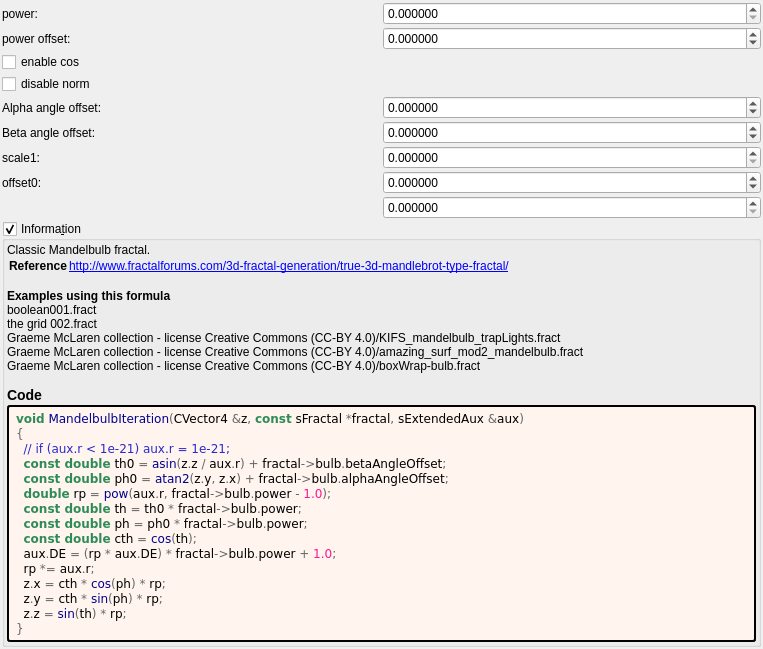
First picture: the form in mandelbulber2/formula/ui/mandelnest.ui, repository buddhi1980/mandelbulber2, before the edit.
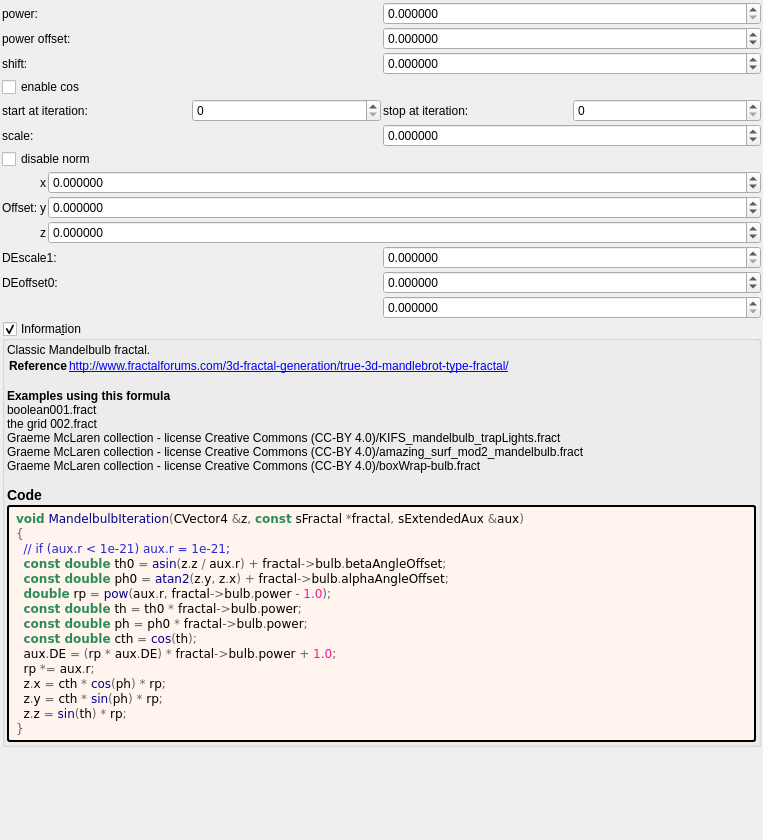
Second picture: the form after the edit. Custom widgets are drawn as their Qt base class.

The edit to the form file:
```diff
--- a/mandelbulber2/formula/ui/mandelnest.ui
+++ b/mandelbulber2/formula/ui/mandelnest.ui
@@ -7,7 +7,7 @@
     <x>0</x>
     <y>0</y>
     <width>763</width>
-    <height>590</height>
+    <height>840</height>
    </rect>
   </property>
   <property name="windowTitle">
@@ -34,62 +34,6 @@
      <property name="spacing">
       <number>2</number>
      </property>
-     <item row="4" column="1">
-      <widget class="MyDoubleSpinBox" name="spinboxd_alpha_angle_offset">
-       <property name="sizePolicy">
-        <sizepolicy hsizetype="Minimum" vsizetype="Maximum">
-         <horstretch>0</horstretch>
-         <verstretch>0</verstretch>
-        </sizepolicy>
-       </property>
-       <property name="prefix">
-        <string/>
-       </property>
-       <property name="suffix">
-        <string/>
-       </property>
-       <property name="decimals">
-        <number>6</number>
-       </property>
-       <property name="minimum">
-        <double>-36000.000000000000000</double>
-       </property>
-       <property name="maximum">
-        <double>36000.000000000000000</double>
-       </property>
-       <property name="singleStep">
-        <double>0.100000000000000</double>
-       </property>
-      </widget>
-     </item>
-     <item row="5" column="1">
-      <widget class="MyDoubleSpinBox" name="spinboxd_beta_angle_offset">
-       <property name="sizePolicy">
-        <sizepolicy hsizetype="Minimum" vsizetype="Maximum">
-         <horstretch>0</horstretch>
-         <verstretch>0</verstretch>
-        </sizepolicy>
-       </property>
-       <property name="prefix">
-        <string/>
-       </property>
-       <property name="suffix">
-        <string/>
-       </property>
-       <property name="decimals">
-        <number>6</number>
-       </property>
-       <property name="minimum">
-        <double>-36000.000000000000000</double>
-       </property>
-       <property name="maximum">
-        <double>36000.000000000000000</double>
-       </property>
-       <property name="singleStep">
-        <double>0.100000000000000</double>
-       </property>
-      </widget>
-     </item>
      <item row="0" column="1">
       <widget class="MyDoubleSpinBox" name="spinbox_power">
        <property name="sizePolicy">
@@ -118,35 +62,14 @@
        </property>
       </widget>
      </item>
-     <item row="5" column="0">
-      <widget class="QLabel" name="label_9">
-       <property name="text">
-        <string>Beta angle offset:</string>
-       </property>
-      </widget>
-     </item>
-     <item row="4" column="0">
-      <widget class="QLabel" name="label_8">
-       <property name="text">
-        <string>Alpha angle offset:</string>
-       </property>
-      </widget>
-     </item>
-     <item row="0" column="0">
-      <widget class="QLabel" name="label_7">
-       <property name="text">
-        <string>power:</string>
-       </property>
-      </widget>
-     </item>
-     <item row="2" column="0">
+     <item row="3" column="0">
       <widget class="MyCheckBox" name="checkBox_transf_function_enabled_false">
        <property name="text">
         <string notr="true">enable cos</string>
        </property>
       </widget>
      </item>
-     <item row="3" column="0">
+     <item row="6" column="0">
       <widget class="MyCheckBox" name="checkBox_transf_function_enabledA_false">
        <property name="text">
         <string notr="true">disable norm</string>
@@ -194,6 +117,279 @@
        </property>
       </widget>
      </item>
+     <item row="2" column="1">
+      <widget class="MyDoubleSpinBox" name="spinbox_transf_offset_0">
+       <property name="sizePolicy">
+        <sizepolicy hsizetype="Minimum" vsizetype="Maximum">
+         <horstretch>0</horstretch>
+         <verstretch>0</verstretch>
+        </sizepolicy>
+       </property>
+       <property name="toolTip">
+        <string>&lt;html&gt;&lt;head/&gt;&lt;body&gt;&lt;p&gt;Clamps are only variable in slot#1,&lt;/p&gt;&lt;p&gt;in other slots they are set to default&lt;/p&gt;&lt;/body&gt;&lt;/html&gt;</string>
+       </property>
+       <property name="prefix">
+        <string/>
+       </property>
+       <property name="suffix">
+        <string/>
+       </property>
+       <property name="decimals">
+        <number>6</number>
+       </property>
+       <property name="minimum">
+        <double>-99.989999999999995</double>
+       </property>
+       <property name="maximum">
+        <double>99.989999999999995</double>
+       </property>
+       <property name="singleStep">
+        <double>0.100000000000000</double>
+       </property>
+       <property name="value">
+        <double>0.000000000000000</double>
+       </property>
+      </widget>
+     </item>
+     <item row="2" column="0">
+      <widget class="QLabel" name="label_7">
+       <property name="text">
+        <string>shift:</string>
+       </property>
+      </widget>
+     </item>
+     <item row="0" column="0">
+      <widget class="QLabel" name="label_10">
+       <property name="text">
+        <string>power:</string>
+       </property>
+      </widget>
+     </item>
+     <item row="5" column="0">
+      <widget class="QLabel" name="label_11">
+       <property name="text">
+        <string>scale:</string>
+       </property>
+      </widget>
+     </item>
+     <item row="5" column="1">
+      <widget class="MyDoubleSpinBox" name="spinbox_transf_scale_1">
+       <property name="sizePolicy">
+        <sizepolicy hsizetype="Minimum" vsizetype="Maximum">
+         <horstretch>0</horstretch>
+         <verstretch>0</verstretch>
+        </sizepolicy>
+       </property>
+       <property name="toolTip">
+        <string>&lt;html&gt;&lt;head/&gt;&lt;body&gt;&lt;p&gt;Clamps are only variable in slot#1,&lt;/p&gt;&lt;p&gt;in other slots they are set to default&lt;/p&gt;&lt;/body&gt;&lt;/html&gt;</string>
+       </property>
+       <property name="prefix">
+        <string/>
+       </property>
+       <property name="suffix">
+        <string/>
+       </property>
+       <property name="decimals">
+        <number>6</number>
+       </property>
+       <property name="minimum">
+        <double>-99.989999999999995</double>
+       </property>
+       <property name="maximum">
+        <double>99.989999999999995</double>
+       </property>
+       <property name="singleStep">
+        <double>0.100000000000000</double>
+       </property>
+       <property name="value">
+        <double>0.000000000000000</double>
+       </property>
+      </widget>
+     </item>
+     <item row="4" column="0" colspan="2">
+      <layout class="QGridLayout" name="gridLayout_69">
+       <property name="spacing">
+        <number>2</number>
+       </property>
+       <item row="1" column="3">
+        <widget class="MySpinBox" name="spinboxInt_transf_stop_iterations_S">
+         <property name="sizePolicy">
+          <sizepolicy hsizetype="Minimum" vsizetype="Maximum">
+           <horstretch>0</horstretch>
+           <verstretch>0</verstretch>
+          </sizepolicy>
+         </property>
+         <property name="maximum">
+          <number>999</number>
+         </property>
+        </widget>
+       </item>
+       <item row="1" column="1">
+        <widget class="MySpinBox" name="spinboxInt_transf_start_iterations_S">
+         <property name="sizePolicy">
+          <sizepolicy hsizetype="Minimum" vsizetype="Maximum">
+           <horstretch>0</horstretch>
+           <verstretch>0</verstretch>
+          </sizepolicy>
+         </property>
+         <property name="maximum">
+          <number>999</number>
+         </property>
+        </widget>
+       </item>
+       <item row="1" column="0">
+        <widget class="QLabel" name="label_260">
+         <property name="text">
+          <string>start at iteration:</string>
+         </property>
+        </widget>
+       </item>
+       <item row="1" column="2">
+        <widget class="QLabel" name="label_268">
+         <property name="text">
+          <string>stop at iteration:</string>
+         </property>
+        </widget>
+       </item>
+      </layout>
+     </item>
+    </layout>
+   </item>
+   <item>
+    <layout class="QGridLayout" name="gridLayout_39" columnstretch="0,0,1">
+     <property name="spacing">
+      <number>2</number>
+     </property>
+     <item row="1" column="1">
+      <widget class="QLabel" name="label_141">
+       <property name="text">
+        <string notr="true">y</string>
+       </property>
+      </widget>
+     </item>
+     <item row="0" column="1">
+      <widget class="QLabel" name="label_142">
+       <property name="text">
+        <string notr="true">x</string>
+       </property>
+      </widget>
+     </item>
+     <item row="2" column="1">
+      <widget class="QLabel" name="label_143">
+       <property name="text">
+        <string notr="true">z</string>
+       </property>
+      </widget>
+     </item>
+     <item row="0" column="0" rowspan="3">
+      <widget class="QLabel" name="label_276">
+       <property name="text">
+        <string>Offset:</string>
+       </property>
+      </widget>
+     </item>
+     <item row="0" column="2">
+      <widget class="MyDoubleSpinBox" name="spinbox3_transf_offsetF_000_x">
+       <property name="sizePolicy">
+        <sizepolicy hsizetype="Minimum" vsizetype="Maximum">
+         <horstretch>0</horstretch>
+         <verstretch>0</verstretch>
+        </sizepolicy>
+       </property>
+       <property name="font">
+        <font>
+         <weight>50</weight>
+         <bold>false</bold>
+        </font>
+       </property>
+       <property name="prefix">
+        <string/>
+       </property>
+       <property name="suffix">
+        <string/>
+       </property>
+       <property name="decimals">
+        <number>6</number>
+       </property>
+       <property name="minimum">
+        <double>-99.989999999999995</double>
+       </property>
+       <property name="maximum">
+        <double>99.989999999999995</double>
+       </property>
+       <property name="singleStep">
+        <double>0.100000000000000</double>
+       </property>
+      </widget>
+     </item>
+     <item row="1" column="2">
+      <widget class="MyDoubleSpinBox" name="spinbox3_transf_offsetF_000_y">
+       <property name="sizePolicy">
+        <sizepolicy hsizetype="Minimum" vsizetype="Maximum">
+         <horstretch>0</horstretch>
+         <verstretch>0</verstretch>
+        </sizepolicy>
+       </property>
+       <property name="font">
+        <font>
+         <weight>50</weight>
+         <bold>false</bold>
+        </font>
+       </property>
+       <property name="prefix">
+        <string/>
+       </property>
+       <property name="suffix">
+        <string/>
+       </property>
+       <property name="decimals">
+        <number>6</number>
+       </property>
+       <property name="minimum">
+        <double>-99.989999999999995</double>
+       </property>
+       <property name="maximum">
+        <double>99.989999999999995</double>
+       </property>
+       <property name="singleStep">
+        <double>0.100000000000000</double>
+       </property>
+      </widget>
+     </item>
+     <item row="2" column="2">
+      <widget class="MyDoubleSpinBox" name="spinbox3_transf_offsetF_000_z">
+       <property name="sizePolicy">
+        <sizepolicy hsizetype="Minimum" vsizetype="Maximum">
+         <horstretch>0</horstretch>
+         <verstretch>0</verstretch>
+        </sizepolicy>
+       </property>
+       <property name="font">
+        <font>
+         <weight>50</weight>
+         <bold>false</bold>
+        </font>
+       </property>
+       <property name="prefix">
+        <string/>
+       </property>
+       <property name="suffix">
+        <string/>
+       </property>
+       <property name="decimals">
+        <number>6</number>
+       </property>
+       <property name="minimum">
+        <double>-99.989999999999995</double>
+       </property>
+       <property name="maximum">
+        <double>99.989999999999995</double>
+       </property>
+       <property name="singleStep">
+        <double>0.100000000000000</double>
+       </property>
+      </widget>
+     </item>
     </layout>
    </item>
    <item>
@@ -235,38 +431,7 @@
      <item row="2" column="0">
       <widget class="QLabel" name="label_256">
        <property name="text">
-        <string>scale1:</string>
-       </property>
-      </widget>
-     </item>
-     <item row="2" column="1">
-      <widget class="MyDoubleSpinBox" name="spinbox_analyticDE_scale_1">
-       <property name="sizePolicy">
-        <sizepolicy hsizetype="Minimum" vsizetype="Maximum">
-         <horstretch>0</horstretch>
-         <verstretch>0</verstretch>
-        </sizepolicy>
-       </property>
-       <property name="toolTip">
-        <string>&lt;html&gt;&lt;head/&gt;&lt;body&gt;&lt;p&gt;Clamps are only variable in slot#1,&lt;/p&gt;&lt;p&gt;in other slots they are set to default&lt;/p&gt;&lt;/body&gt;&lt;/html&gt;</string>
-       </property>
-       <property name="prefix">
-        <string/>
-       </property>
-       <property name="suffix">
-        <string/>
-       </property>
-       <property name="decimals">
-        <number>6</number>
-       </property>
-       <property name="minimum">
-        <double>0.000000000000000</double>
-       </property>
-       <property name="maximum">
-        <double>99.989999999999995</double>
-       </property>
-       <property name="singleStep">
-        <double>0.100000000000000</double>
+        <string>DEscale1:</string>
        </property>
       </widget>
      </item>
@@ -307,7 +472,38 @@
      <item row="3" column="0">
       <widget class="QLabel" name="label_269">
        <property name="text">
-        <string>offset0:</string>
+        <string>DEoffset0:</string>
+       </property>
+      </widget>
+     </item>
+     <item row="2" column="1">
+      <widget class="MyDoubleSpinBox" name="spinbox_analyticDE_scale_1">
+       <property name="sizePolicy">
+        <sizepolicy hsizetype="Minimum" vsizetype="Maximum">
+         <horstretch>0</horstretch>
+         <verstretch>0</verstretch>
+        </sizepolicy>
+       </property>
+       <property name="toolTip">
+        <string>&lt;html&gt;&lt;head/&gt;&lt;body&gt;&lt;p&gt;Clamps are only variable in slot#1,&lt;/p&gt;&lt;p&gt;in other slots they are set to default&lt;/p&gt;&lt;/body&gt;&lt;/html&gt;</string>
+       </property>
+       <property name="prefix">
+        <string/>
+       </property>
+       <property name="suffix">
+        <string/>
+       </property>
+       <property name="decimals">
+        <number>6</number>
+       </property>
+       <property name="minimum">
+        <double>0.000000000000000</double>
+       </property>
+       <property name="maximum">
+        <double>99.989999999999995</double>
+       </property>
+       <property name="singleStep">
+        <double>0.100000000000000</double>
        </property>
       </widget>
      </item>
@@ -431,6 +627,11 @@
    <extends>QCheckBox</extends>
    <header>my_check_box.h</header>
   </customwidget>
+  <customwidget>
+   <class>MySpinBox</class>
+   <extends>QSpinBox</extends>
+   <header>my_spin_box.h</header>
+  </customwidget>
  </customwidgets>
  <tabstops>
   <tabstop>spinbox_power</tabstop>
```
Left out of the diff: 2 changed lines with no effect on the pictures.
